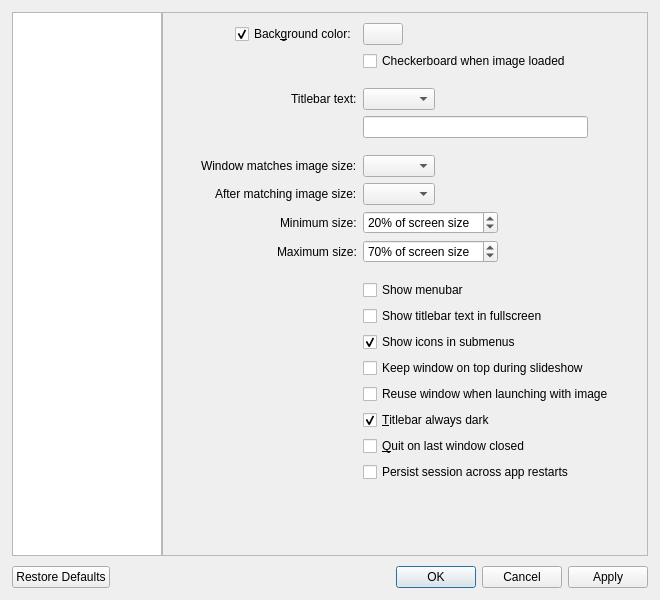
Before: the Qt Designer form src/qvoptionsdialog.ui in mohammad-alisafaee/qView, drawn with Qt 5.
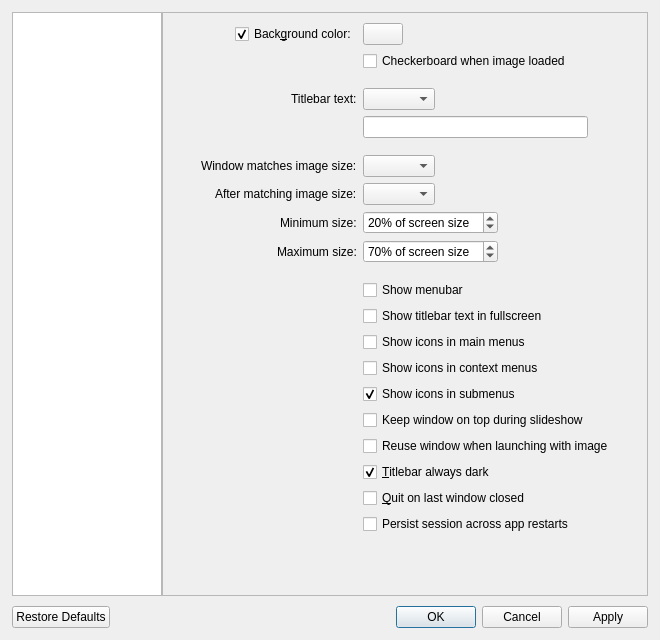
After: the same form once the commit is applied.

Commit message: Option to show main / context menu icons

```diff
--- a/src/qvoptionsdialog.ui
+++ b/src/qvoptionsdialog.ui
@@ -10,7 +10,7 @@
     <x>0</x>
     <y>0</y>
     <width>660</width>
-    <height>600</height>
+    <height>640</height>
    </rect>
   </property>
   <property name="minimumSize">
@@ -71,7 +71,7 @@
            <x>0</x>
            <y>0</y>
            <width>482</width>
-           <height>497</height>
+           <height>543</height>
           </rect>
          </property>
          <property name="sizePolicy">
@@ -315,6 +315,20 @@
            </widget>
           </item>
           <item row="13" column="1">
+           <widget class="QCheckBox" name="mainMenuIconsCheckbox">
+            <property name="text">
+             <string>Show icons in main menus</string>
+            </property>
+           </widget>
+          </item>
+          <item row="14" column="1">
+           <widget class="QCheckBox" name="contextMenuIconsCheckbox">
+            <property name="text">
+             <string>Show icons in context menus</string>
+            </property>
+           </widget>
+          </item>
+          <item row="15" column="1">
            <widget class="QCheckBox" name="submenuIconsCheckbox">
             <property name="toolTip">
              <string>Show icons in &quot;Open Recent&quot; and &quot;Open With&quot; submenus</string>
@@ -327,21 +341,21 @@
             </property>
            </widget>
           </item>
-          <item row="14" column="1">
+          <item row="16" column="1">
            <widget class="QCheckBox" name="slideshowKeepsWindowOnTopCheckbox">
             <property name="text">
              <string>Keep window on top during slideshow</string>
             </property>
            </widget>
           </item>
-          <item row="15" column="1">
+          <item row="17" column="1">
            <widget class="QCheckBox" name="reuseWindowCheckbox">
             <property name="text">
              <string>Reuse window when launching with image</string>
             </property>
            </widget>
           </item>
-          <item row="16" column="1">
+          <item row="18" column="1">
            <widget class="QCheckBox" name="darkTitlebarCheckbox">
             <property name="toolTip">
              <string>Choose whether or not the titlebar should always be dark regardless of your chosen macOS appearance</string>
@@ -354,14 +368,14 @@
             </property>
            </widget>
           </item>
-          <item row="17" column="1">
+          <item row="19" column="1">
            <widget class="QCheckBox" name="quitOnLastWindowCheckbox">
             <property name="text">
              <string>&amp;Quit on last window closed</string>
             </property>
            </widget>
           </item>
-          <item row="18" column="1">
+          <item row="20" column="1">
            <widget class="QCheckBox" name="persistSessionCheckbox">
             <property name="text">
              <string>Persist session across app restarts</string>
```
The commit also changes 8 other files.
